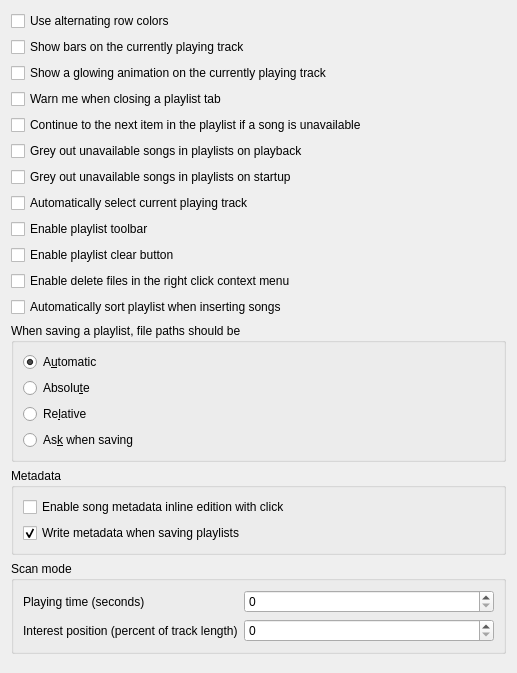
First picture: the form in src/settings/playlistsettingspage.ui, repository strawberrymusicplayer/strawberry, before the edit.
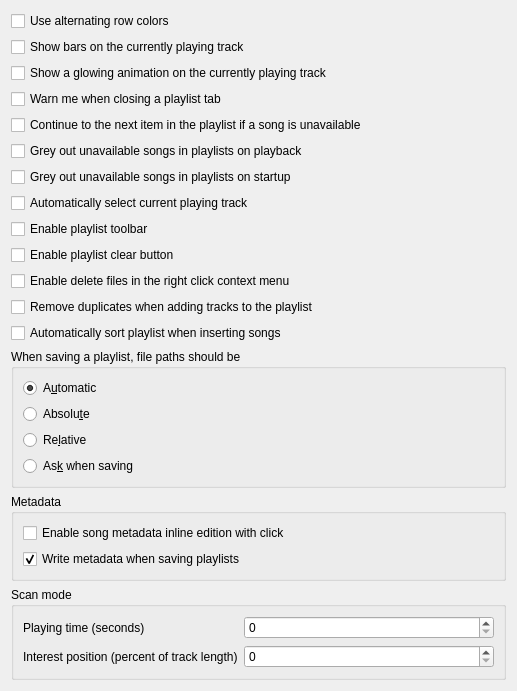
Second picture: the form after the edit.

Commit message: Add an auto remove duplicates for the playlists.

```diff
--- a/src/settings/playlistsettingspage.ui
+++ b/src/settings/playlistsettingspage.ui
@@ -91,6 +91,13 @@
      </property>
     </widget>
    </item>
+   <item>
+    <widget class="QCheckBox" name="checkbox_remove_duplicates">
+     <property name="text">
+      <string>Remove duplicates when adding tracks to the playlist</string>
+     </property>
+    </widget>
+   </item>
    <item>
     <widget class="QCheckBox" name="checkbox_auto_sort">
      <property name="text">
```
The commit also changes 8 other files.
